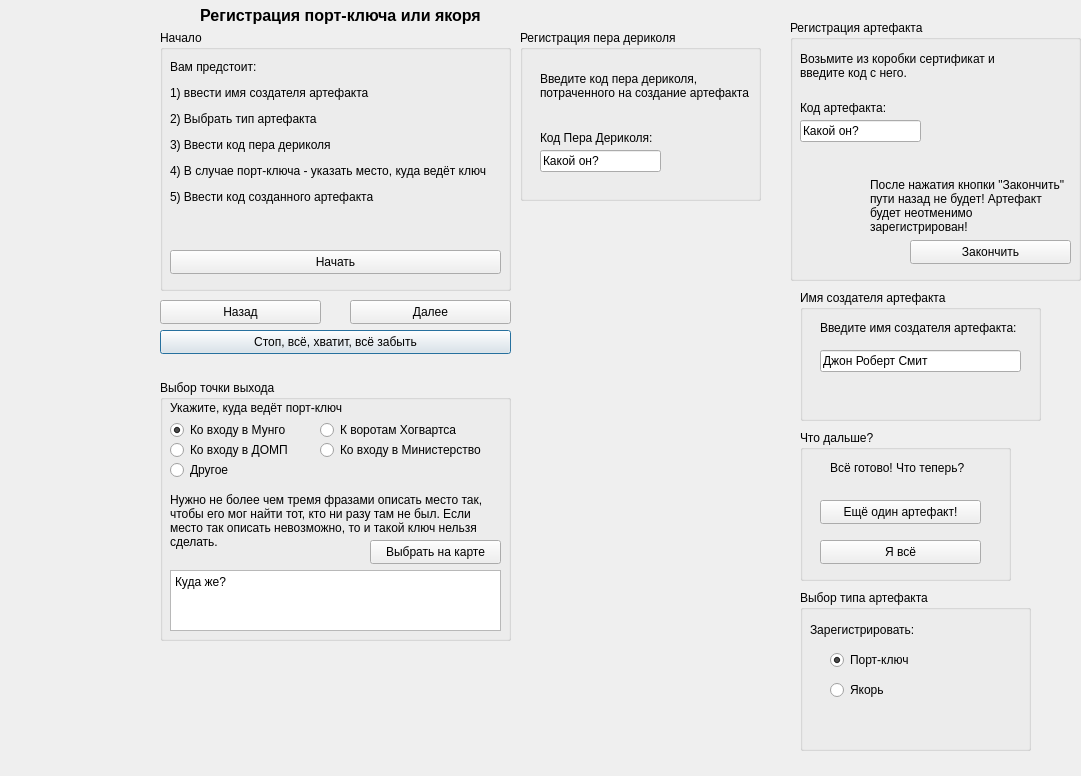
Before: the Qt Designer form PortKeyList.ui in Kreyl/PortKeyList, drawn with Qt 5.
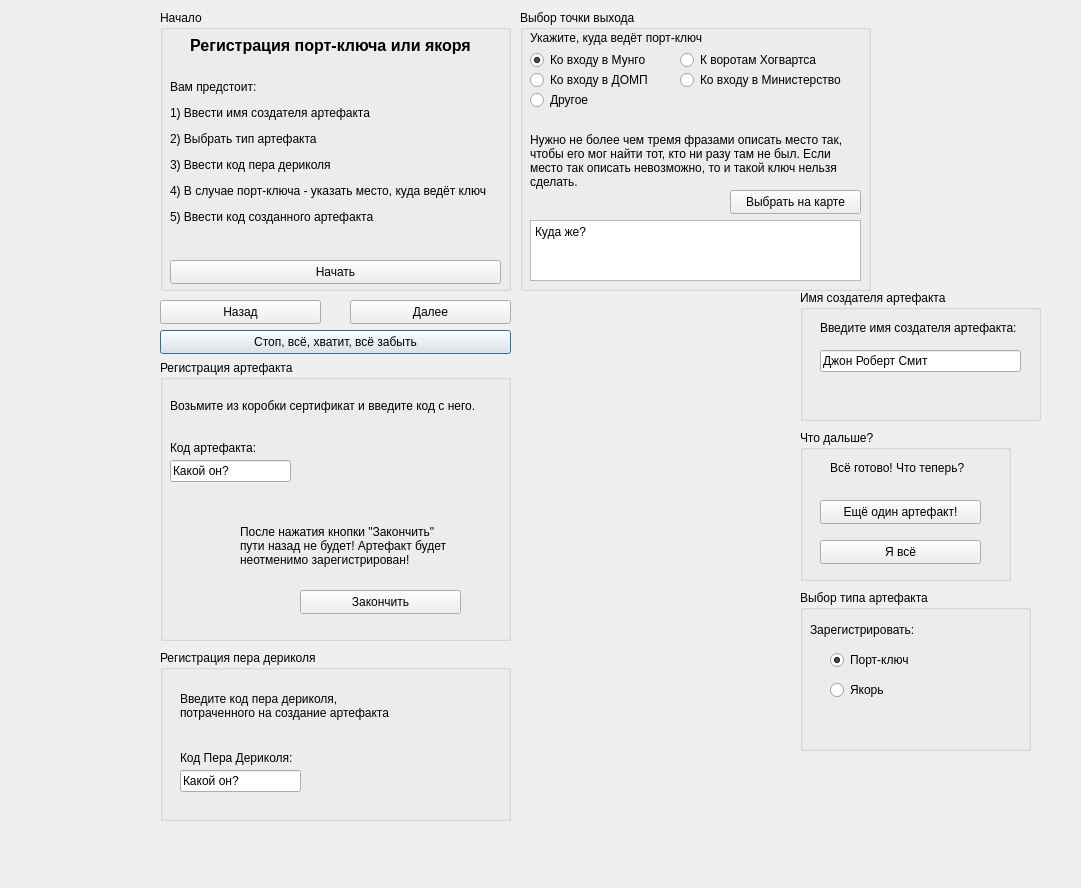
After: the same form once the commit is applied. Icons and pictures are not drawn.

Patch:
```diff
--- a/PortKeyList.ui
+++ b/PortKeyList.ui
@@ -7,7 +7,7 @@
     <x>0</x>
     <y>0</y>
     <width>1081</width>
-    <height>776</height>
+    <height>888</height>
    </rect>
   </property>
   <property name="windowTitle">
@@ -34,25 +34,12 @@
      <normaloff>img/stop.ico</normaloff>img/stop.ico</iconset>
    </property>
   </widget>
-  <widget class="QLabel" name="label">
-   <property name="geometry">
-    <rect>
-     <x>180</x>
-     <y>0</y>
-     <width>321</width>
-     <height>31</height>
-    </rect>
-   </property>
-   <property name="text">
-    <string notr="true">&lt;html&gt;&lt;head/&gt;&lt;body&gt;&lt;p align=&quot;center&quot;&gt;&lt;span style=&quot; font-size:12pt; font-weight:700;&quot;&gt;Регистрация порт-ключа или якоря&lt;/span&gt;&lt;/p&gt;&lt;/body&gt;&lt;/html&gt;</string>
-   </property>
-  </widget>
   <widget class="QGroupBox" name="groupBoxQuesse">
    <property name="geometry">
     <rect>
-     <x>520</x>
-     <y>30</y>
-     <width>241</width>
+     <x>160</x>
+     <y>650</y>
+     <width>351</width>
      <height>171</height>
     </rect>
    </property>
@@ -90,7 +77,7 @@
      <rect>
       <x>20</x>
       <y>30</y>
-      <width>211</width>
+      <width>231</width>
       <height>51</height>
      </rect>
     </property>
@@ -208,10 +195,10 @@
   <widget class="QGroupBox" name="groupBoxDestination">
    <property name="geometry">
     <rect>
-     <x>160</x>
-     <y>380</y>
+     <x>520</x>
+     <y>10</y>
      <width>351</width>
-     <height>261</height>
+     <height>281</height>
     </rect>
    </property>
    <property name="title">
@@ -305,7 +292,7 @@
     <property name="geometry">
      <rect>
       <x>210</x>
-      <y>160</y>
+      <y>180</y>
       <width>131</width>
       <height>24</height>
      </rect>
@@ -318,7 +305,7 @@
     <property name="geometry">
      <rect>
       <x>10</x>
-      <y>110</y>
+      <y>120</y>
       <width>331</width>
       <height>61</height>
      </rect>
@@ -334,7 +321,7 @@
     <property name="geometry">
      <rect>
       <x>10</x>
-      <y>190</y>
+      <y>210</y>
       <width>331</width>
       <height>61</height>
      </rect>
@@ -347,10 +334,10 @@
   <widget class="QGroupBox" name="groupBoxArtefact">
    <property name="geometry">
     <rect>
-     <x>790</x>
-     <y>20</y>
-     <width>291</width>
-     <height>261</height>
+     <x>160</x>
+     <y>360</y>
+     <width>351</width>
+     <height>281</height>
     </rect>
    </property>
    <property name="title">
@@ -387,7 +374,7 @@
      <rect>
       <x>10</x>
       <y>20</y>
-      <width>241</width>
+      <width>321</width>
       <height>51</height>
      </rect>
     </property>
@@ -419,7 +406,7 @@
      <rect>
       <x>80</x>
       <y>150</y>
-      <width>201</width>
+      <width>221</width>
       <height>71</height>
      </rect>
     </property>
@@ -433,8 +420,8 @@
    <widget class="QPushButton" name="btnComplete">
     <property name="geometry">
      <rect>
-      <x>120</x>
-      <y>220</y>
+      <x>140</x>
+      <y>230</y>
       <width>161</width>
       <height>24</height>
      </rect>
@@ -512,9 +499,9 @@
    <property name="geometry">
     <rect>
      <x>160</x>
-     <y>30</y>
+     <y>10</y>
      <width>351</width>
-     <height>261</height>
+     <height>281</height>
     </rect>
    </property>
    <property name="title">
@@ -524,7 +511,7 @@
     <property name="geometry">
      <rect>
       <x>10</x>
-      <y>220</y>
+      <y>250</y>
       <width>331</width>
       <height>24</height>
      </rect>
@@ -547,13 +534,26 @@
     <property name="geometry">
      <rect>
       <x>10</x>
-      <y>30</y>
+      <y>70</y>
       <width>321</width>
       <height>171</height>
      </rect>
     </property>
     <property name="text">
-     <string notr="true">&lt;html&gt;&lt;head/&gt;&lt;body&gt;&lt;p&gt;Вам предстоит:&lt;/p&gt;&lt;p&gt;1) ввести имя создателя артефакта&lt;/p&gt;&lt;p&gt;2) Выбрать тип артефакта&lt;/p&gt;&lt;p&gt;3) Ввести код пера дериколя&lt;/p&gt;&lt;p&gt;4) В случае порт-ключа - указать место, куда ведёт ключ&lt;/p&gt;&lt;p&gt;5) Ввести код созданного артефакта&lt;/p&gt;&lt;p&gt;&lt;br/&gt;&lt;/p&gt;&lt;/body&gt;&lt;/html&gt;</string>
+     <string notr="true">&lt;html&gt;&lt;head/&gt;&lt;body&gt;&lt;p&gt;Вам предстоит:&lt;/p&gt;&lt;p&gt;1) Ввести имя создателя артефакта&lt;/p&gt;&lt;p&gt;2) Выбрать тип артефакта&lt;/p&gt;&lt;p&gt;3) Ввести код пера дериколя&lt;/p&gt;&lt;p&gt;4) В случае порт-ключа - указать место, куда ведёт ключ&lt;/p&gt;&lt;p&gt;5) Ввести код созданного артефакта&lt;/p&gt;&lt;p&gt;&lt;br/&gt;&lt;/p&gt;&lt;/body&gt;&lt;/html&gt;</string>
+    </property>
+   </widget>
+   <widget class="QLabel" name="label">
+    <property name="geometry">
+     <rect>
+      <x>10</x>
+      <y>20</y>
+      <width>321</width>
+      <height>31</height>
+     </rect>
+    </property>
+    <property name="text">
+     <string notr="true">&lt;html&gt;&lt;head/&gt;&lt;body&gt;&lt;p align=&quot;center&quot;&gt;&lt;span style=&quot; font-size:12pt; font-weight:700;&quot;&gt;Регистрация порт-ключа или якоря&lt;/span&gt;&lt;/p&gt;&lt;/body&gt;&lt;/html&gt;</string>
     </property>
    </widget>
   </widget>
```
Left out of the diff: 4 changed lines with no effect on the pictures.
